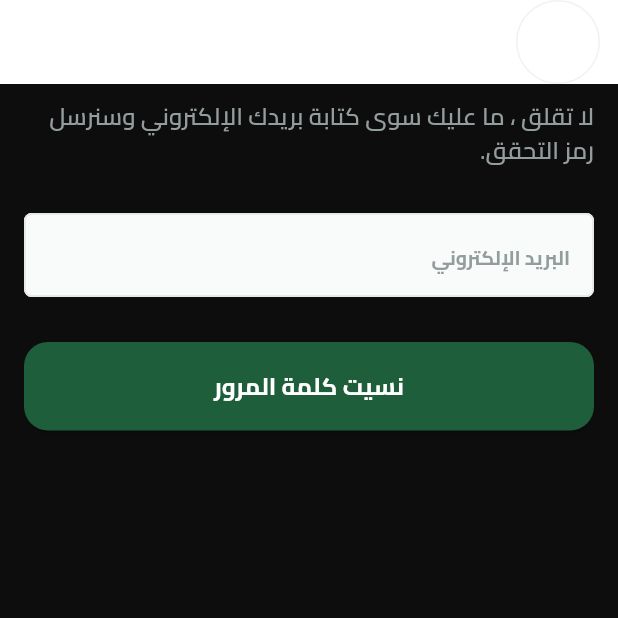
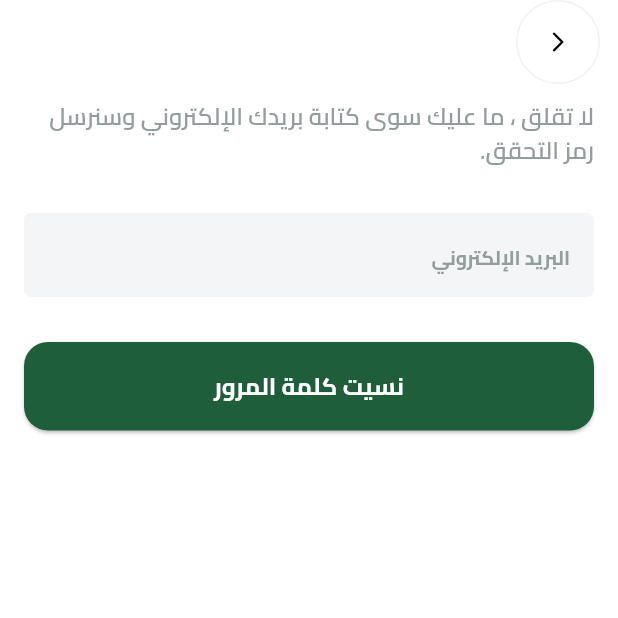
Before and after one commit to YousefDewidar/eshop_mobile_app, a Flutter app: the screen it shows after launch, after a tap on "تخط", after a tap on "هل نسيت كلمة المرور؟", on a phone screen of 412 x 824 dp, the top half of it. Run offline on Flutter 3.47's test engine with Material 3 defaults, Android fonts, the phone set to English and light mode, and no system bars; our stand-ins replace cached_network_image, carousel_slider, dartz, dots_indicator, equatable, flutter_bloc and 8 more; missing offline and left inert: flutter_lazy_indexed_stack, svg_flutter; accounts and stored records are empty.

Commit message:
feat: update UI components to use theme colors and adjust layout for better responsiveness

```diff
--- a/lib/features/auth/presentation/views/widgets/login/custom_text_field.dart
+++ b/lib/features/auth/presentation/views/widgets/login/custom_text_field.dart
@@ -35,20 +35,21 @@ class CustomTextField extends StatelessWidget {
         hintStyle: TextStyles.bold13.copyWith(color: AppColors.greyColor),
         suffixIcon: suffIcon,
         filled: true,
-        fillColor: const Color(0xffF9FAFA),
-        border: customBorder(),
-        enabledBorder: customBorder(),
-        focusedBorder: customBorder(),
+        fillColor: Theme.of(context).colorScheme.surface,
+        border: customBorder(context),
+        enabledBorder: customBorder(context),
+        focusedBorder: customBorder(context),
       ),
     );
   }
 
-  OutlineInputBorder customBorder() {
-    return const OutlineInputBorder(
-        borderRadius: BorderRadius.all(Radius.circular(5)),
-        borderSide: BorderSide(
-          width: 1.3,
-          color: Color(0xffE6E9EA),
-        ));
+  OutlineInputBorder customBorder(context) {
+    return OutlineInputBorder(
+      borderRadius: const BorderRadius.all(Radius.circular(5)),
+      borderSide: BorderSide(
+        width: 1.3,
+        color: Theme.of(context).colorScheme.surface,
+      ),
+    );
   }
 }
--- a/lib/features/checkout/presentation/views/widgets/checkout_view_body.dart
+++ b/lib/features/checkout/presentation/views/widgets/checkout_view_body.dart
@@ -69,7 +69,9 @@ class _CheckoutViewBodyState extends State<CheckoutViewBody> {
               // getCurPage();
             },
           ),
-          const SpaceV(50),
+          MediaQuery.of(context).padding.bottom > 0
+              ? const SpaceV(0)
+              : const SpaceV(16),
         ],
       ),
     );
--- a/lib/main.dart
+++ b/lib/main.dart
@@ -1,4 +1,3 @@
-import 'package:device_preview/device_preview.dart';
 import 'package:flutter/material.dart';
 import 'package:flutter_bloc/flutter_bloc.dart';
 import 'package:flutter_localizations/flutter_localizations.dart';
@@ -16,7 +15,8 @@ void main() async {
   await Supabase.initialize(url: kSupabaseUrl, anonKey: kSupabaseAnonKey);
   Bloc.observer = SimpleBlocObserver();
   await setupLocator();
-  runApp(DevicePreview(builder: (context) => const Rfaye3App()));
+  // runApp(DevicePreview(builder: (context) => const Rfaye3App()));
+  runApp(const Rfaye3App());
 }
 
 class Rfaye3App extends StatelessWidget {
@@ -25,7 +25,7 @@ class Rfaye3App extends StatelessWidget {
   @override
   Widget build(BuildContext context) {
     return MaterialApp(
-      themeMode: ThemeMode.dark,
+      themeMode: ThemeMode.light,
       theme: AppThemes.getLightData(),
       darkTheme: AppThemes.getDarkData(),
       localizationsDelegates: const [
```
Also changed, not shown: lib/features/checkout/presentation/views/widgets/review_card.dart (+2 -5 lines), lib/features/checkout/presentation/views/widgets/steps_row.dart (+14 -17 lines).
